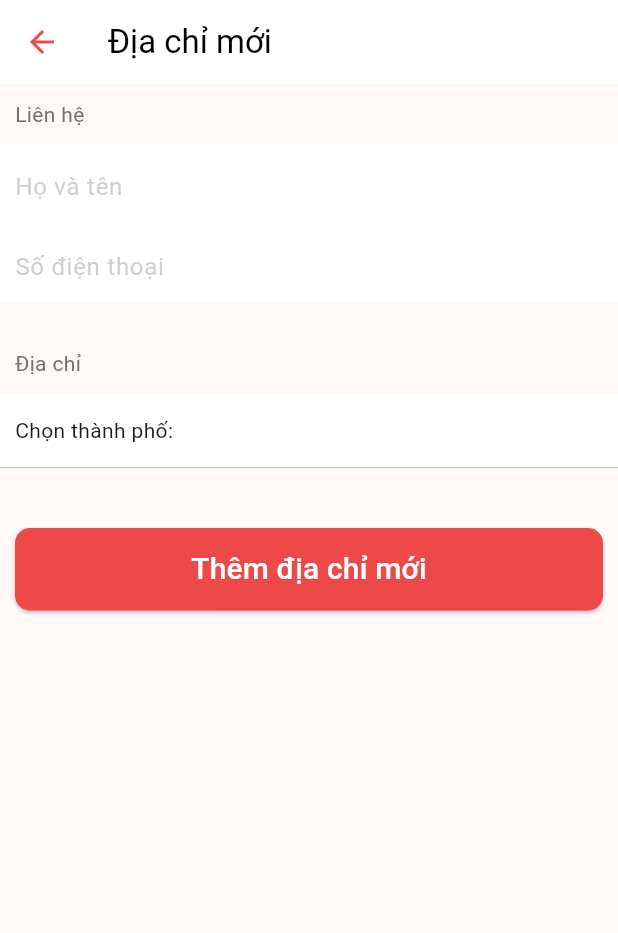
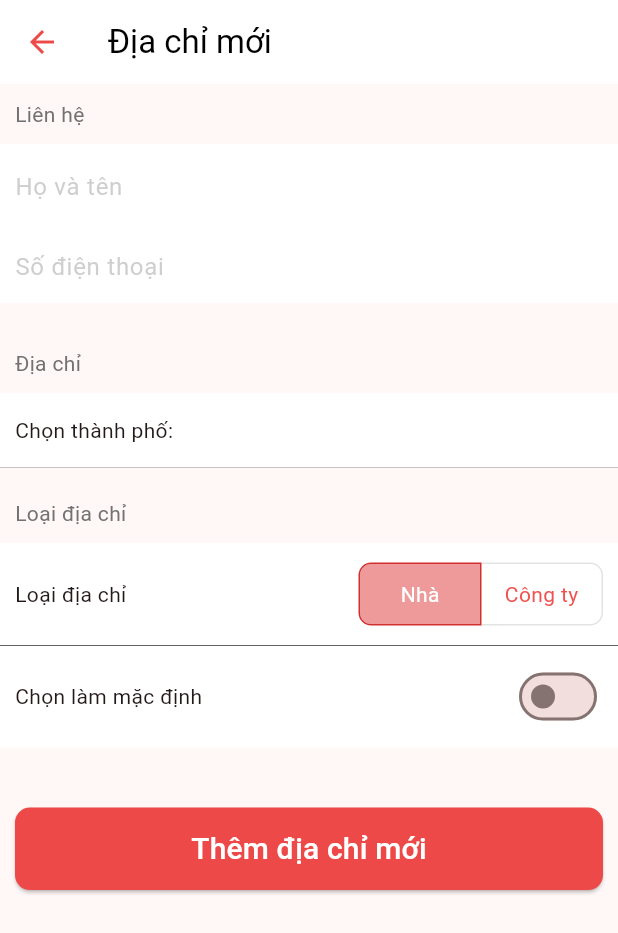
Before and after one commit to TechCell-Project/techcell_mobile_v2, a Flutter app: the AddreesUserTab screen opened directly, after a tap on "Thêm Địa Chỉ Mới", on a phone screen of 412 x 824 dp. Shown: the top 933 px of the screen. Run offline on Flutter 3.47's test engine with Material 3 defaults, Android fonts, the phone set to English and light mode, and no system bars; our stand-ins replace badges, carousel_slider, dio, google_nav_bar, image_picker, shared_preferences; missing offline and left inert: flutter_facebook_auth; accounts and stored records are empty; network calls fail.

Commit message:
update UI address screen

```diff
--- a/lib/api/api_image.dart
+++ b/lib/api/api_image.dart
@@ -33,7 +33,6 @@ class AvatarApi {
           contentType: MediaType('image', '.$fileType'),
         ),
       });
-      print(formData.boundary);
       Response response =
           await dioWithInterceptor.post('https://api.techcell.cloud/api/images',
               data: formData,
--- a/lib/page/tabs/profile_user/address_user/add_address_user.dart
+++ b/lib/page/tabs/profile_user/address_user/add_address_user.dart
@@ -5,6 +5,8 @@ import 'package:single_project/util/constants.dart';
 import 'package:single_project/util/validator.dart';
 import 'package:single_project/widgets/button/button_send_requrest.dart';
 import 'package:single_project/widgets/text_fields/text_field_address.dart';
+import 'package:single_project/widgets/user_widgets/defaul_address.dart';
+import 'package:single_project/widgets/user_widgets/select_button.dart';
 
 class AddAdressUser extends StatefulWidget {
   const AddAdressUser({super.key});
@@ -18,7 +20,7 @@ class _AddAdressUserState extends State<AddAdressUser> {
   final TextEditingController fullNameController = TextEditingController();
   final TextEditingController phoneNumberController = TextEditingController();
   final TextEditingController detailController = TextEditingController();
-  final TextEditingController addressNameController = TextEditingController();
+  final TextEditingController addressTypeController = TextEditingController();
   ApiAddress address = ApiAddress();
   List<ProvinceLevel> provinceLevel = [];
   List<DistrictLevel> districtsLevel = [];
@@ -103,6 +105,44 @@ class _AddAdressUserState extends State<AddAdressUser> {
                   ),
                 ),
               ),
+              const SizedBox(height: 10),
+              const Padding(
+                padding: EdgeInsets.all(10),
+                child: Text(
+                  'Loại địa chỉ',
+                  style: TextStyle(color: Color.fromARGB(255, 114, 114, 114)),
+                ),
+              ),
+              Container(
+                padding: const EdgeInsets.all(10),
+                decoration: const BoxDecoration(
+                  color: Colors.white,
+                ),
+                child: const Row(
+                  children: [
+                    Text('Loại địa chỉ'),
+                    Spacer(),
+                    SelectButton(),
+                  ],
+                ),
+              ),
+              Container(
+                padding: const EdgeInsets.all(10),
+                decoration: const BoxDecoration(
+                    color: Colors.white,
+                    border: Border(
+                      top: BorderSide(width: 0.4),
+                    )),
+                child: Row(
+                  children: [
+                    const Text('Chọn làm mặc định'),
+                    const Spacer(),
+                    SwitchDefaulAddAddress(
+                      light: false,
+                    ),
+                  ],
+                ),
+              ),
               const SizedBox(height: 30),
               Padding(
                 padding: const EdgeInsets.all(10.0),
--- a/lib/page/tabs/profile_user/address_user/address_user.dart
+++ b/lib/page/tabs/profile_user/address_user/address_user.dart
@@ -2,8 +2,10 @@ import 'package:flutter/cupertino.dart';
 import 'package:flutter/material.dart';
 import 'package:provider/provider.dart';
 import 'package:single_project/Providers/user_provider.dart';
+import 'package:single_project/api/api_profile_user.dart';
 import 'package:single_project/models/address_model.dart';
 import 'package:single_project/page/tabs/profile_user/address_user/add_address_user.dart';
+import 'package:single_project/page/tabs/profile_user/address_user/change_address_user.dart';
 import 'package:single_project/util/constants.dart';
 
 class AddreesUserTab extends StatefulWidget {
@@ -30,7 +32,15 @@ class _AddreesUserTabState extends State<AddreesUserTab> {
           style: TextStyle(color: Colors.black),
         ),
       ),
-      body: SingleChildScrollView(
+      body: FutureBuilder(
+          future: ApiUser().getProfileUser(context),
+          builder: (context, snapshoot) {
+            if (snapshoot.connectionState == ConnectionState.waiting) {
+              return const Center(
+                child: CircularProgressIndicator(),
+              );
+            } else {
+              return SingleChildScrollView(
                 child: Column(
                   crossAxisAlignment: CrossAxisAlignment.start,
                   children: [
@@ -51,15 +61,15 @@ class _AddreesUserTabState extends State<AddreesUserTab> {
                       itemBuilder: ((context, index) {
                         return GestureDetector(
                           onTap: () {
-                    // Navigator.push(
-                    //   context,
-                    //   MaterialPageRoute(
-                    //     builder: ((context) => ChangeAddress(
-                    //           addressUser: addressUser[index],
-                    //           index: index,
-                    //         )),
-                    //   ),
-                    // );
+                            Navigator.push(
+                              context,
+                              MaterialPageRoute(
+                                builder: ((context) => ChangeAdressUser(
+                                      addressUser: addressUser[index],
+                                      index: index,
+                                    )),
+                              ),
+                            );
                           },
                           child: Container(
                             decoration: BoxDecoration(
@@ -76,13 +86,15 @@ class _AddreesUserTabState extends State<AddreesUserTab> {
                               crossAxisAlignment: CrossAxisAlignment.start,
                               children: [
                                 Padding(
-                          padding: const EdgeInsets.only(left: 10.0, bottom: 5),
+                                  padding: const EdgeInsets.only(
+                                      left: 10.0, bottom: 5),
                                   child: Row(
                                     children: [
                                       Container(
                                         constraints: BoxConstraints(
-                                    maxWidth:
-                                        MediaQuery.of(context).size.width *
+                                            maxWidth: MediaQuery.of(context)
+                                                    .size
+                                                    .width *
                                                 0.5),
                                         child: Text(
                                           addressUser[index].customerName,
@@ -123,7 +135,8 @@ class _AddreesUserTabState extends State<AddreesUserTab> {
                                     Padding(
                                       padding: const EdgeInsets.only(
                                           left: 10.0, top: 5, bottom: 5),
-                              child: textInfo(addressUser[index].detail),
+                                      child:
+                                          textInfo(addressUser[index].detail),
                                     ),
                                   ],
                                 ),
@@ -132,9 +145,12 @@ class _AddreesUserTabState extends State<AddreesUserTab> {
                                   padding: const EdgeInsets.only(left: 10.0),
                                   child: Row(
                                     children: [
-                              textInfo('${addressUser[index].wardLevel}, '),
-                              textInfo('${addressUser[index].districtLevel}, '),
-                              textInfo('${addressUser[index].districtLevel}, '),
+                                      textInfo(
+                                          '${addressUser[index].wardLevel.wardId}, '),
+                                      textInfo(
+                                          '${addressUser[index].provinceLevel.provinceId}, '),
+                                      textInfo(
+                                          '${addressUser[index].districtLevel.districtId}, '),
                                     ],
                                   ),
                                 ),
@@ -186,7 +202,9 @@ class _AddreesUserTabState extends State<AddreesUserTab> {
                     ),
                   ],
                 ),
-      ),
+              );
+            }
+          }),
     );
   }
 
--- /dev/null
+++ b/lib/widgets/user_widgets/defaul_address.dart
@@ -0,0 +1,41 @@
+import 'package:flutter/material.dart';
+
+import 'package:provider/provider.dart';
+import 'package:single_project/Providers/user_provider.dart';
+import 'package:single_project/models/address_model.dart';
+
+// ignore: must_be_immutable
+class SwitchDefaulAddAddress extends StatefulWidget {
+  bool light;
+  SwitchDefaulAddAddress({super.key, required this.light});
+
+  @override
+  State<SwitchDefaulAddAddress> createState() => _SwitchDefaulAddAddressState();
+}
+
+class _SwitchDefaulAddAddressState extends State<SwitchDefaulAddAddress> {
+  void _toggleDefaultAddress(int index) {
+    var userProvider = Provider.of<UserProvider>(context, listen: false);
+    List<AddressModel> addressUser = userProvider.user.address;
+    if (index >= 0 && index < addressUser.length) {
+      setState(() {
+        for (int i = 0; i < addressUser.length; i++) {
+          addressUser[i].isDefault = i == index;
+        }
+      });
+    }
+  }
+
+  @override
+  Widget build(BuildContext context) {
+    return Switch(
+      value: widget.light,
+      activeColor: Colors.red,
+      onChanged: (bool value) {
+        setState(() {
+          widget.light = value;
+        });
+      },
+    );
+  }
+}
--- /dev/null
+++ b/lib/widgets/user_widgets/select_button.dart
@@ -0,0 +1,42 @@
+import 'package:flutter/material.dart';
+
+class SelectButton extends StatefulWidget {
+  const SelectButton({super.key});
+
+  @override
+  State<SelectButton> createState() => _SelectButtonState();
+}
+
+class _SelectButtonState extends State<SelectButton> {
+  bool vertical = false;
+  List<Widget> typeAddress = <Widget>[
+    const Text('Nhà'),
+    const Text('Công ty'),
+  ];
+  final List<bool> _selectedTypeAddress = <bool>[true, false];
+  @override
+  Widget build(BuildContext context) {
+    return ToggleButtons(
+      direction: vertical ? Axis.vertical : Axis.horizontal,
+      onPressed: (int index) {
+        setState(() {
+          // The button that is tapped is set to true, and the others to false.
+          for (int i = 0; i < _selectedTypeAddress.length; i++) {
+            _selectedTypeAddress[i] = i == index;
+          }
+        });
+      },
+      borderRadius: const BorderRadius.all(Radius.circular(8)),
+      selectedBorderColor: Colors.red[700],
+      selectedColor: Colors.white,
+      fillColor: Colors.red[200],
+      color: Colors.red[400],
+      constraints: const BoxConstraints(
+        minHeight: 40.0,
+        minWidth: 80.0,
+      ),
+      isSelected: _selectedTypeAddress,
+      children: typeAddress,
+    );
+  }
+}
```
Also changed, not shown: lib/page/tabs/profile_user/address_user/change_address_user.dart (+6 -1 lines), lib/page/tabs/profile_user/profile_user_tab.dart (+1 -9 lines), lib/widgets/user_widgets/switch_defaul_address.dart (added, +43 -0 lines). Lines whose indentation alone changed are shown as unchanged.
